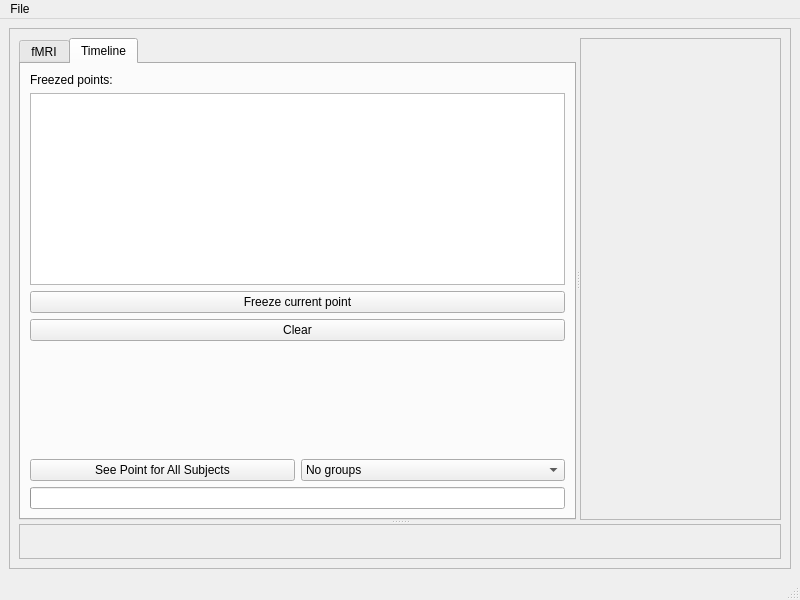
Before: the Qt Designer form braviz/interaction/qt_guis/fmri_explore.ui in diego0020/braviz-app, drawn with Qt 5.
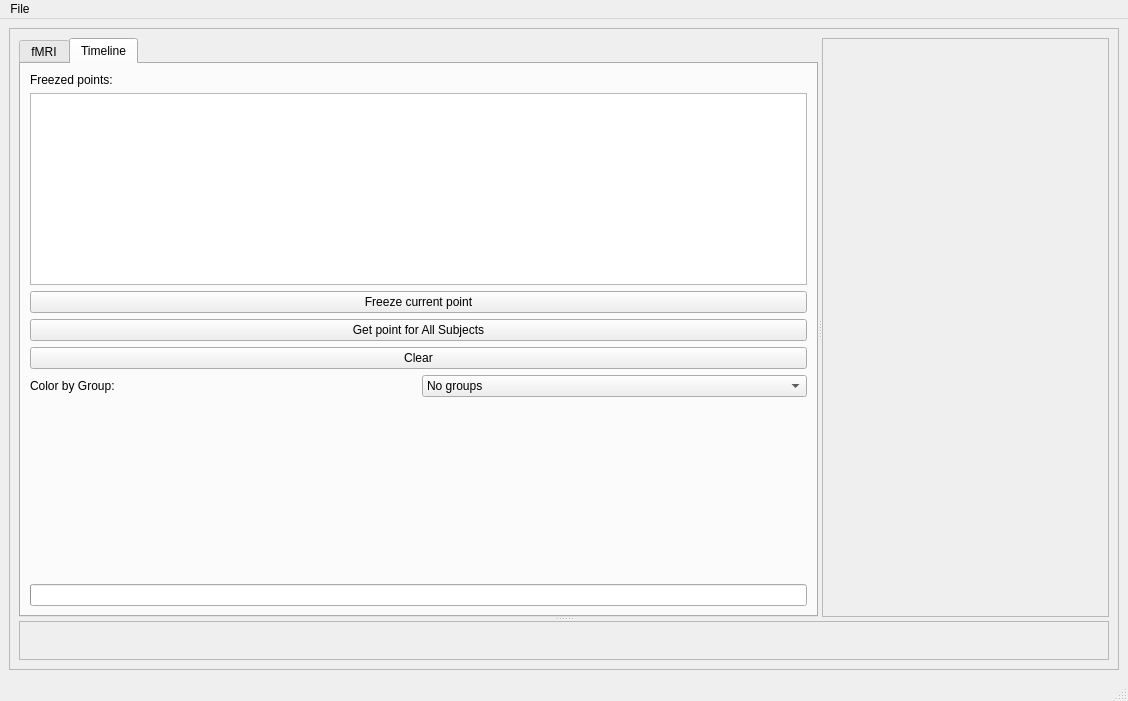
After: the same form once the commit is applied. The open tabs and pages were chosen to show the change.

What changed in the file:
```diff
--- a/braviz/interaction/qt_guis/fmri_explore.ui
+++ b/braviz/interaction/qt_guis/fmri_explore.ui
@@ -6,8 +6,8 @@
    <rect>
     <x>0</x>
     <y>0</y>
-    <width>800</width>
-    <height>600</height>
+    <width>1128</width>
+    <height>701</height>
    </rect>
   </property>
   <property name="windowTitle">
@@ -166,6 +166,13 @@
                </property>
               </widget>
              </item>
+             <item>
+              <widget class="QPushButton" name="for_all_subjects">
+               <property name="text">
+                <string>Get point for All Subjects</string>
+               </property>
+              </widget>
+             </item>
              <item>
               <widget class="QPushButton" name="clear_button">
                <property name="text">
@@ -173,19 +180,6 @@
                </property>
               </widget>
              </item>
-             <item>
-              <spacer name="verticalSpacer_2">
-               <property name="orientation">
-                <enum>Qt::Vertical</enum>
-               </property>
-               <property name="sizeHint" stdset="0">
-                <size>
-                 <width>20</width>
-                 <height>40</height>
-                </size>
-               </property>
-              </spacer>
-             </item>
              <item>
               <widget class="QFrame" name="frame">
                <property name="frameShape">
@@ -208,9 +202,9 @@
                  <number>0</number>
                 </property>
                 <item>
-                 <widget class="QPushButton" name="for_all_subjects">
+                 <widget class="QLabel" name="label_7">
                   <property name="text">
-                   <string>See Point for All Subjects</string>
+                   <string>Color by Group:</string>
                   </property>
                  </widget>
                 </item>
@@ -226,6 +220,19 @@
                </layout>
               </widget>
              </item>
+             <item>
+              <spacer name="verticalSpacer_2">
+               <property name="orientation">
+                <enum>Qt::Vertical</enum>
+               </property>
+               <property name="sizeHint" stdset="0">
+                <size>
+                 <width>20</width>
+                 <height>40</height>
+                </size>
+               </property>
+              </spacer>
+             </item>
              <item>
               <widget class="QProgressBar" name="progressBar">
                <property name="value">
@@ -268,7 +275,7 @@
     <rect>
      <x>0</x>
      <y>0</y>
-     <width>800</width>
+     <width>1128</width>
      <height>26</height>
     </rect>
    </property>
```
Left out of the diff: 8 changed lines with no effect on the pictures.
